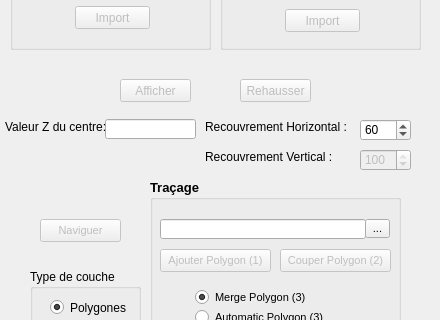
Old version of the form ui-optionWindow.ui in the repository Direction-des-inventaires-forestiers/StereoPhoto; both pictures show x 0 to 440 and y 281 to 601 of the 440 by 723 pixel window.
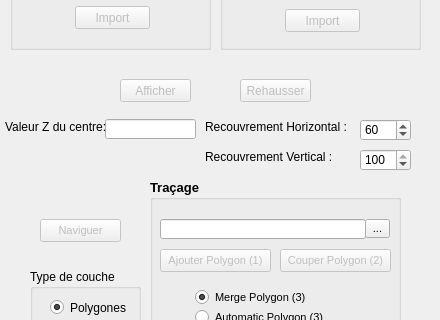
New version of the form. Icons and pictures are not drawn.

What changed in the file:
```diff
--- a/ui-optionWindow.ui
+++ b/ui-optionWindow.ui
@@ -942,9 +942,6 @@
    </property>
   </widget>
   <widget class="QSpinBox" name="spinBoxRecouvrementV">
-   <property name="enabled">
-    <bool>false</bool>
-   </property>
    <property name="geometry">
     <rect>
      <x>360</x>
```
